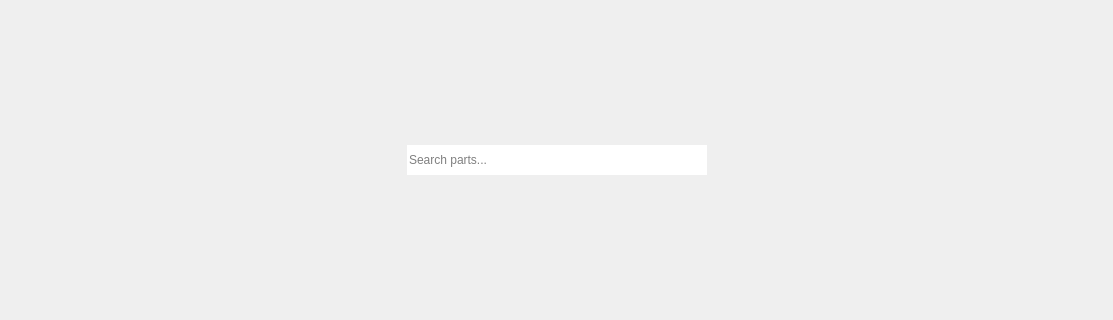
The window that ui/widgets/workspace_tab_widget.ui (TheCodingJsoftware/Invigo) describes before a commit, drawn with Qt 5; both pictures show x 0 to 1113 and y 438 to 758 of the 1113 by 888 pixel window.
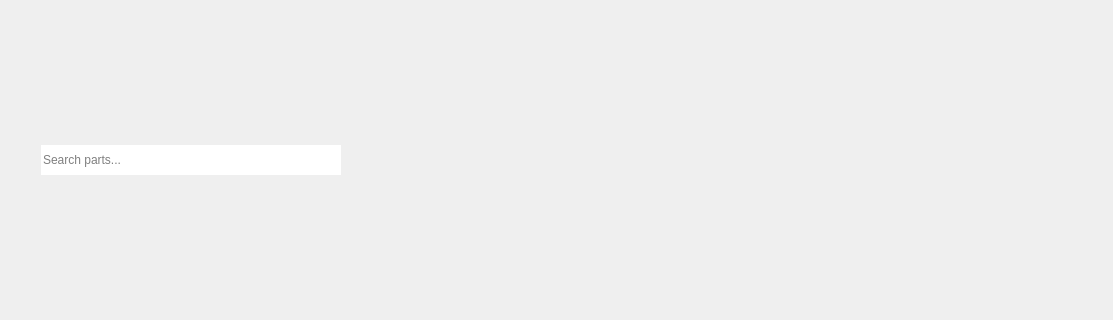
The same window after the commit. Icons and pictures are not drawn.

```diff
--- a/ui/widgets/workspace_tab_widget.ui
+++ b/ui/widgets/workspace_tab_widget.ui
@@ -110,7 +110,7 @@
     </layout>
    </item>
    <item>
-    <layout class="QHBoxLayout" name="horizontalLayout" stretch="0,0,0,0,0">
+    <layout class="QHBoxLayout" name="horizontalLayout" stretch="0,0,0,0">
      <property name="spacing">
       <number>6</number>
      </property>
@@ -120,19 +120,6 @@
      <property name="bottomMargin">
       <number>0</number>
      </property>
-     <item>
-      <spacer name="horizontalSpacer_2">
-       <property name="orientation">
-        <enum>Qt::Orientation::Horizontal</enum>
-       </property>
-       <property name="sizeHint" stdset="0">
-        <size>
-         <width>40</width>
-         <height>20</height>
-        </size>
-       </property>
-      </spacer>
-     </item>
      <item>
       <layout class="QHBoxLayout" name="sort_layout"/>
      </item>
```
